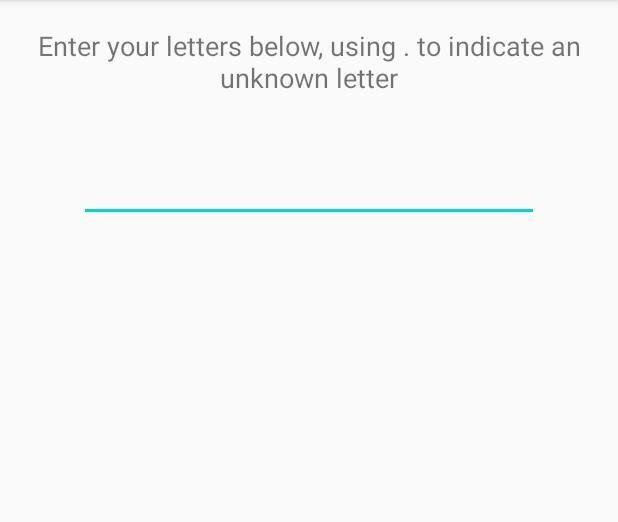
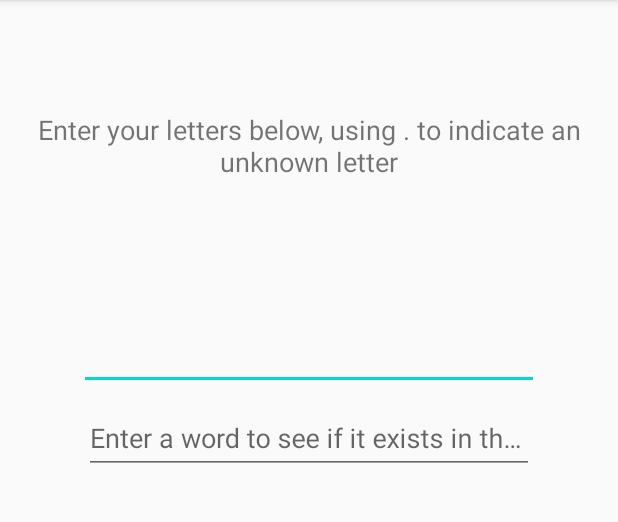
Before and after one commit to johncrawley/CrosswordPuzzleSolver, an Android app: the screen it shows after launch (MainActivity), on a phone screen of 412 x 824 dp, the part 84-606 px from its top. Run offline under Robolectric (Android 15) with nearby library versions, the phone set to English and light mode, and no system bars.

Commit message:
added material edit text to test whole words, currently printing results to log.

```diff
--- a/app/build.gradle
+++ b/app/build.gradle
@@ -24,6 +24,7 @@ android {
 dependencies {
     implementation fileTree(dir: "libs", include: ["*.jar"])
     implementation 'androidx.appcompat:appcompat:1.3.1'
+    implementation 'com.google.android.material:material:1.4.0'
     implementation 'androidx.constraintlayout:constraintlayout:2.1.0'
     testImplementation 'junit:junit:4.13.2'
     androidTestImplementation 'androidx.test.ext:junit:1.1.3'
--- a/app/src/main/java/com/jcrawley/crosswordpuzzlesolver/DictionaryLoader.java
+++ b/app/src/main/java/com/jcrawley/crosswordpuzzlesolver/DictionaryLoader.java
@@ -25,8 +25,8 @@ public class DictionaryLoader {
         StringBuilder str = new StringBuilder();
         try(BufferedReader br = new BufferedReader(new InputStreamReader(is))) {
             String line = br.readLine();
-            wholeWordChecker.addWord(line.trim());
             while (line!= null){
+                wholeWordChecker.addWord(line.trim());
                 str.append(" ");
                 str.append(line);
                 line =br.readLine();
--- a/app/src/main/java/com/jcrawley/crosswordpuzzlesolver/MainActivity.java
+++ b/app/src/main/java/com/jcrawley/crosswordpuzzlesolver/MainActivity.java
@@ -23,6 +23,8 @@ public class MainActivity extends AppCompatActivity{
     private ArrayAdapter<String> arrayAdapter;
     private List<String> results;
     private WordSearcher wordSearcher;
+    private WholeWordChecker wholeWordChecker;
+    private EditText wholeWordCheckerEditText;
 
 
     @Override
@@ -31,7 +33,8 @@ public class MainActivity extends AppCompatActivity{
         setContentView(R.layout.activity_main);
         results = new ArrayList<>();
         long beginTime = System.currentTimeMillis();
-        WholeWordChecker wholeWordChecker = new WholeWordChecker();
+        wholeWordChecker = new WholeWordChecker();
+        wholeWordCheckerEditText = findViewById(R.id.wholeWordCheckEditText);
         DictionaryLoader dictionaryLoader = new DictionaryLoader(MainActivity.this, wholeWordChecker);
         wordSearcher = new WordSearcher(dictionaryLoader.getAllWords());
         long duration = System.currentTimeMillis() - beginTime;
@@ -39,6 +42,7 @@ public class MainActivity extends AppCompatActivity{
         context = MainActivity.this;
         editText = findViewById(R.id.wordInput);
         setupKeyAction(editText);
+        setupWholeWordCheckerKeyAction(wholeWordCheckerEditText);
         arrayAdapter = new ArrayAdapter<>(context, android.R.layout.simple_list_item_1, results);
         ListView listView = findViewById(R.id.list);
         listView.setAdapter(arrayAdapter);
@@ -55,6 +59,13 @@ public class MainActivity extends AppCompatActivity{
         results.addAll(wordSearcher.searchFor(inputText));
         arrayAdapter.notifyDataSetChanged();
     }
+
+    private void searchForExistingWord(){
+        String inputText = getFormattedText(wholeWordCheckerEditText);
+        System.out.println("^^^ word exists?  " + inputText + " : " + wholeWordChecker.doesWordExist(inputText));
+    }
+
+
 
 
     private String getFormattedText(EditText editText){
@@ -81,4 +92,23 @@ public class MainActivity extends AppCompatActivity{
         });
     }
 
+
+    private void setupWholeWordCheckerKeyAction(final EditText editText){
+        editText.setOnEditorActionListener(new TextView.OnEditorActionListener() {
+            @Override
+            public boolean onEditorAction(TextView v, int actionId, KeyEvent event) {
+                if (actionId == EditorInfo.IME_ACTION_DONE || actionId == EditorInfo.IME_ACTION_SEARCH) {
+                    InputMethodManager imm = (InputMethodManager) context.getSystemService(Context.INPUT_METHOD_SERVICE);
+                    if(imm == null){
+                        return false;
+                    }
+                    imm.hideSoftInputFromWindow(editText.getWindowToken(), 0);
+                    searchForExistingWord();
+                    return true;
+                }
+                return false;
+            }
+        });
+    }
+
 }
--- a/app/src/main/java/com/jcrawley/crosswordpuzzlesolver/WholeWordChecker.java
+++ b/app/src/main/java/com/jcrawley/crosswordpuzzlesolver/WholeWordChecker.java
@@ -12,11 +12,12 @@ import java.util.Objects;
 import java.util.Set;
 import java.util.stream.Collectors;
 
-import androidx.annotation.RequiresApi;
+
 
 public class WholeWordChecker {
 
-    private Map<String, Set<String>> wordsMap;
+    private final Map<String, Set<String>> wordsMap;
+    private int wordCount;
 
     public WholeWordChecker(){
         wordsMap = new HashMap<>(40000);
@@ -24,6 +25,7 @@ public class WholeWordChecker {
 
 
     public void addWord(String word){
+        wordCount++;
         String sortedKey= getSortedWord(word);
         if(!wordsMap.containsKey(sortedKey)){
             Set<String> set = new HashSet<>();
@@ -48,6 +50,7 @@ public class WholeWordChecker {
         if(set!= null){
             return set.contains(word);
         }
+        System.out.println("^^^ WholeWordChecker.doesWordExist() word count: " + wordCount);
         return false;
     }
 
--- a/app/src/main/res/layout/activity_main.xml
+++ b/app/src/main/res/layout/activity_main.xml
@@ -40,6 +40,25 @@
         app:layout_constraintStart_toStartOf="parent"
         app:layout_constraintTop_toBottomOf="@id/instructions" />
 
+
+    <com.google.android.material.textfield.TextInputLayout
+        android:id="@+id/whole_word_check_layout"
+        android:layout_width="300dp"
+        android:layout_height="wrap_content"
+        app:layout_constraintTop_toBottomOf="@id/wordInput"
+        app:layout_constraintEnd_toEndOf="parent"
+        app:layout_constraintStart_toStartOf="parent"
+        android:hint="@string/hint_enter_whole_word_check">
+
+        <com.google.android.material.textfield.TextInputEditText
+            android:layout_width="match_parent"
+            android:id="@+id/wholeWordCheckEditText"
+            android:imeOptions="actionSearch"
+            android:inputType="text"
+            android:layout_height="wrap_content" />
+
+    </com.google.android.material.textfield.TextInputLayout>
+
     <ListView
         android:id="@+id/list"
         android:layout_width="match_parent"
@@ -47,7 +66,7 @@
         app:layout_constraintBottom_toBottomOf="parent"
         app:layout_constraintEnd_toEndOf="parent"
         app:layout_constraintStart_toStartOf="parent"
-        app:layout_constraintTop_toBottomOf="@id/wordInput" />
+        app:layout_constraintTop_toBottomOf="@id/whole_word_check_layout" />
 
 
 
--- a/app/src/main/res/values/strings.xml
+++ b/app/src/main/res/values/strings.xml
@@ -1,5 +1,6 @@
 <resources>
     <string name="app_name">Crossword Puzzle Solver</string>
-    <string name="text_placeholder"></string>
+    <string name="text_placeholder" />
     <string name="text_instructions">Enter your letters below, using . to indicate an unknown letter</string>
+    <string name="hint_enter_whole_word_check">Enter a word to see if it exists in the dictionary</string>
 </resources>
```
